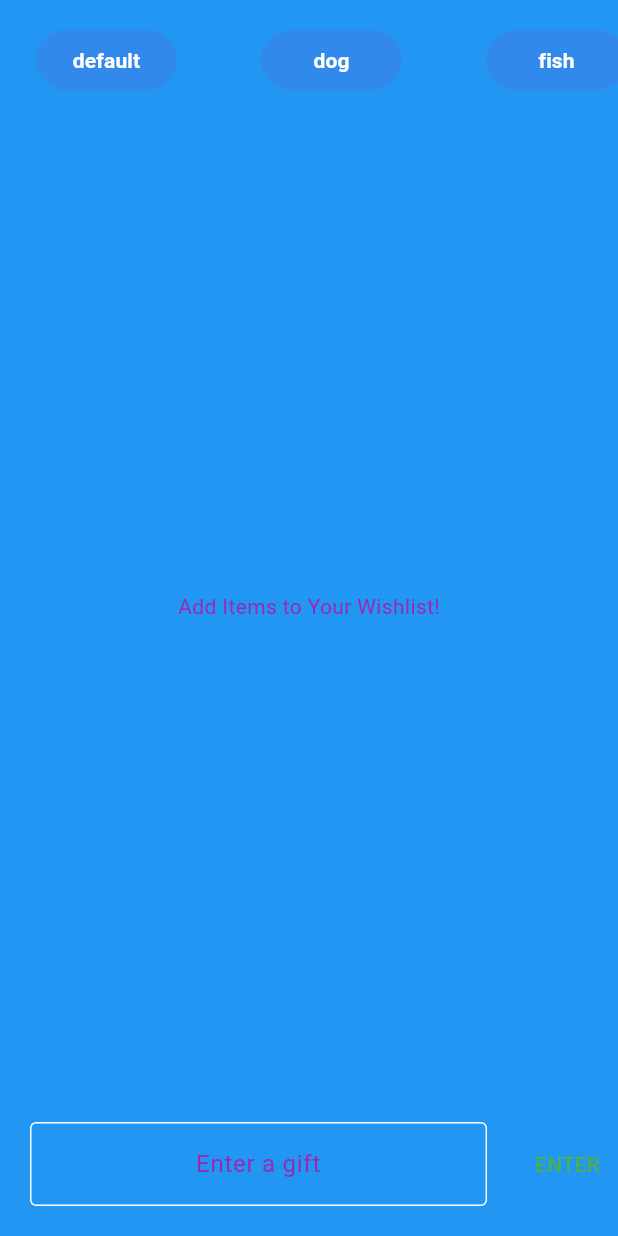
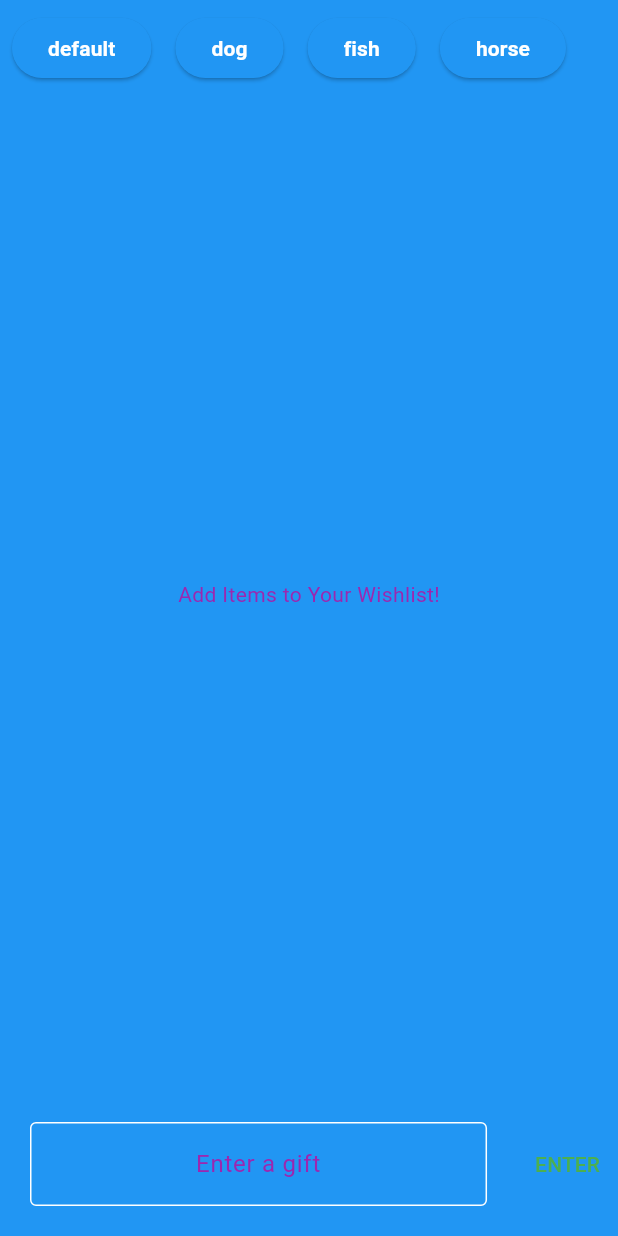
Before and after one commit to battafat/secret_santa, a Flutter app: the screen it shows after launch, on a phone screen of 412 x 824 dp. Run offline on Flutter 3.47's test engine with Material 3 defaults, Android fonts, the phone set to English and light mode, and no system bars; our stand-ins replace flutter_riverpod, riverpod_annotation.

Commit message:
edited HomeAppBar to be (1) always visible (2) not interfer with phone system UI.

```diff
--- a/lib/main.dart
+++ b/lib/main.dart
@@ -39,11 +39,12 @@ class MyApp extends ConsumerWidget {
           onSurface: Colors.purple),
       ),
       home: Scaffold(
+          appBar: HomeAppBar(),
           body: Center(
               child: Column(
                   mainAxisAlignment: MainAxisAlignment.center,
                   children: <Widget>[
-            Expanded(flex: 1, child: HomeAppBar()),
+            // Expanded(flex: 1, child: HomeAppBar()),
             Expanded(
                 flex: 8,
                 child: wishList.isEmpty
--- a/lib/src/features/wishlist/presentation/home_app_bar.dart
+++ b/lib/src/features/wishlist/presentation/home_app_bar.dart
@@ -2,41 +2,46 @@ import 'package:flutter/material.dart';
 import 'package:flutter_riverpod/flutter_riverpod.dart';
 import 'package:secret_santa/src/features/participants/data/fake_participants_repository.dart';
 
+
 class HomeAppBar extends ConsumerWidget implements PreferredSizeWidget {
-  //TODO: either remove 'implements PreferredSizeWidget' or use it
   const HomeAppBar({super.key});
 
   @override
   Widget build(BuildContext context, WidgetRef ref) {
-    //TODO: decide whether it's worth it to convert participantsList to List<String>
-    final participantsList = ref.watch(participantsRepositoryProvider).getParticipantsList();
-    return ListView.builder(
-    //TODO: shrinkWrap is supposedly expensive: is there a workaround?
-        shrinkWrap: true,
-        itemCount: participantsList.length,
-        scrollDirection: Axis.horizontal,
-        itemBuilder: (context, index) {
-        return Container(
-          padding: EdgeInsets.all(8.0),
-          width: 150,
-          height: 150,
-          child: ListTile(
-            key: Key('$index'),
-            title: ElevatedButton(
-              onPressed: null,
-              child: Text(
-              participantsList[index].name,
-              style: TextStyle(
-                color: Colors.white,
-                fontWeight: FontWeight.bold
-              ),
-              ),
-            )),
-        );
-        }
-      );
+    final participantsList =
+        ref.watch(participantsRepositoryProvider).getParticipantsList();
+
+    return SafeArea(
+      child: Container(
+        color: Colors.blue,
+        padding: const EdgeInsets.symmetric(vertical: 8.0),
+        child: SingleChildScrollView(
+          scrollDirection: Axis.horizontal,
+          child: Row(
+            children: participantsList.map((participant) {
+              return Padding(
+                padding: const EdgeInsets.symmetric(horizontal: 8.0),
+                child: ElevatedButton(
+                  onPressed: () {
+                    // Handle button press
+                  },
+                  child: Text(
+                    participant.name,
+                    style: const TextStyle(
+                      color: Colors.white,
+                      fontWeight: FontWeight.bold,
+                    ),
+                  ),
+                ),
+              );
+            }).toList(),
+          ),
+        ),
+      ),
+    );
   }
-@override
-  Size get preferredSize => const Size.fromHeight(60.0);
 
+  @override
+  Size get preferredSize =>
+      const Size.fromHeight(200.0); // Fixed height for the app bar
 }
```
